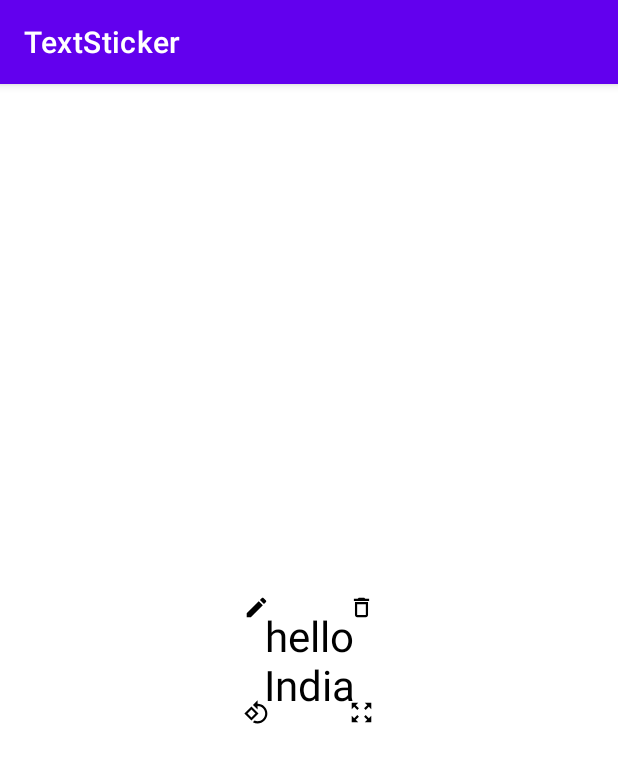
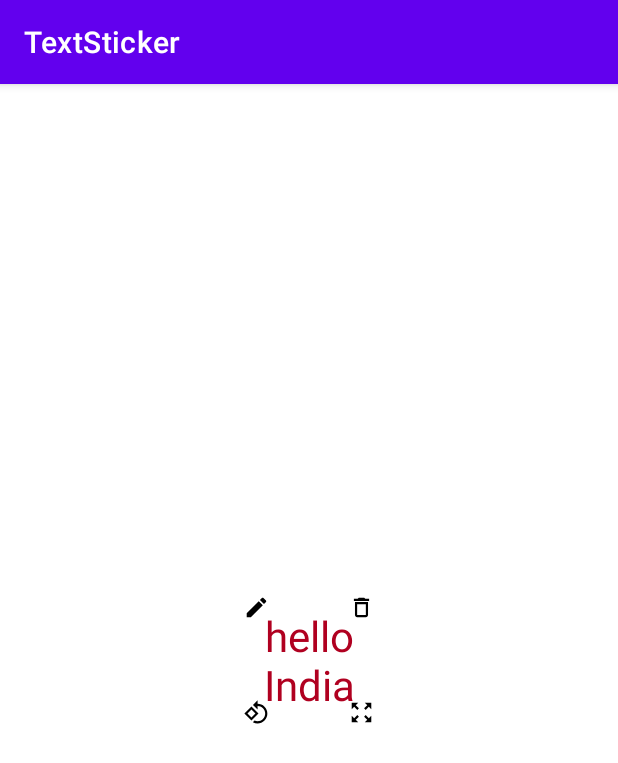
Before and after one commit to sonam309/TextStickerView, an Android app: the screen it shows after launch (MainActivity), on a phone screen of 412 x 824 dp. Shown: the top 763 px of the screen. Run offline under Robolectric (Android 15) with nearby library versions, the phone set to English and light mode, and no system bars.

Commit message:
minor bug fixes

```diff
--- a/TextStickerLib/src/main/java/com/textstickerlib/StickerTextView.java
+++ b/TextStickerLib/src/main/java/com/textstickerlib/StickerTextView.java
@@ -42,7 +42,7 @@ public class StickerTextView extends StickerView {
         textView.setTextColor(Color.BLACK);
         textView.setSingleLine(false);
         textView.setTextSize(5000);
-        textView.setMinTextSize(5);
+        textView.setMinTextSize(10);
 
 
         LayoutParams params = new LayoutParams(
@@ -66,6 +66,14 @@ public class StickerTextView extends StickerView {
             textView.setText(text);
     }
 
+    public void setTextcolor(int color){
+
+        if(textView!=null){
+
+            textView.setTextColor(color);
+        }
+
+    }
     public String getText() {
         if (textView != null)
             return textView.getText().toString();
--- a/TextStickerLib/src/main/java/com/textstickerlib/StickerView.java
+++ b/TextStickerLib/src/main/java/com/textstickerlib/StickerView.java
@@ -156,6 +156,7 @@ public abstract class StickerView extends FrameLayout {
             public void onClick(View v) {
 
                 if (StickerView.this.getParent() != null) {
+
                     onStickerOperationListener.onStickerAdded();
                 }
 
--- a/app/src/main/java/com/textsticker/MainActivity.java
+++ b/app/src/main/java/com/textsticker/MainActivity.java
@@ -28,6 +28,8 @@ public class MainActivity extends AppCompatActivity {
         // add a stickerText to canvas
         StickerTextView tv_sticker = new StickerTextView(this);
         tv_sticker.setText("hello India");
+        tv_sticker.setTextcolor(getResources().getColor(R.color.design_default_color_error));
+
         parent_fl.addView(tv_sticker);
 
        tv_sticker.setOnStickerOperationListener(new StickerView.OnStickerOperationListener() {
```
